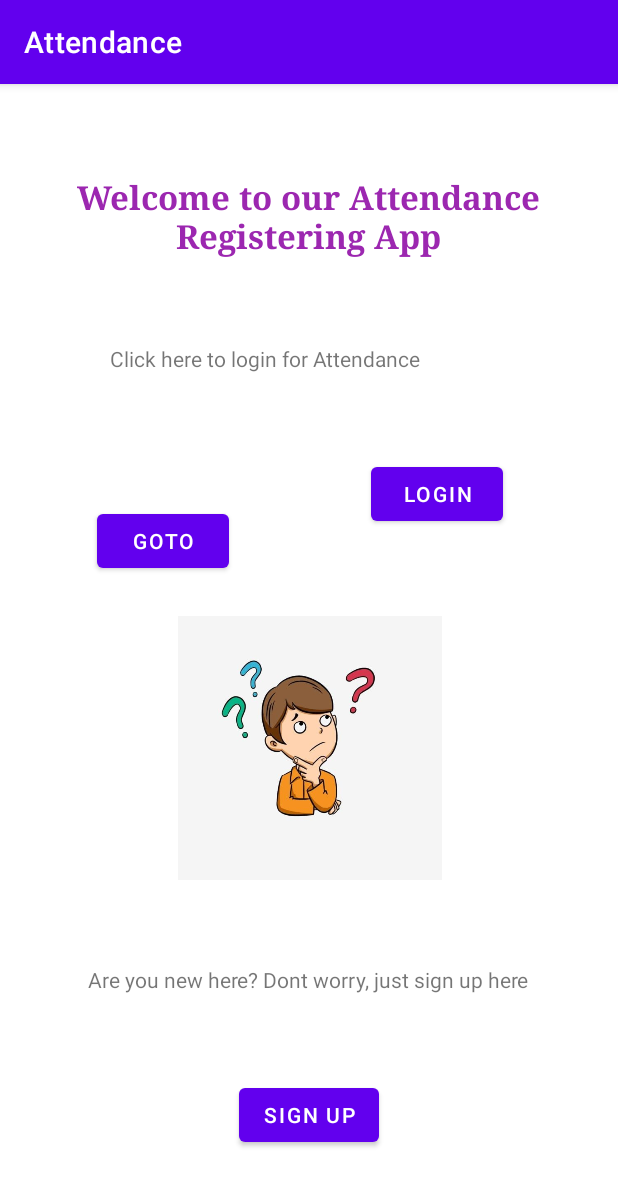
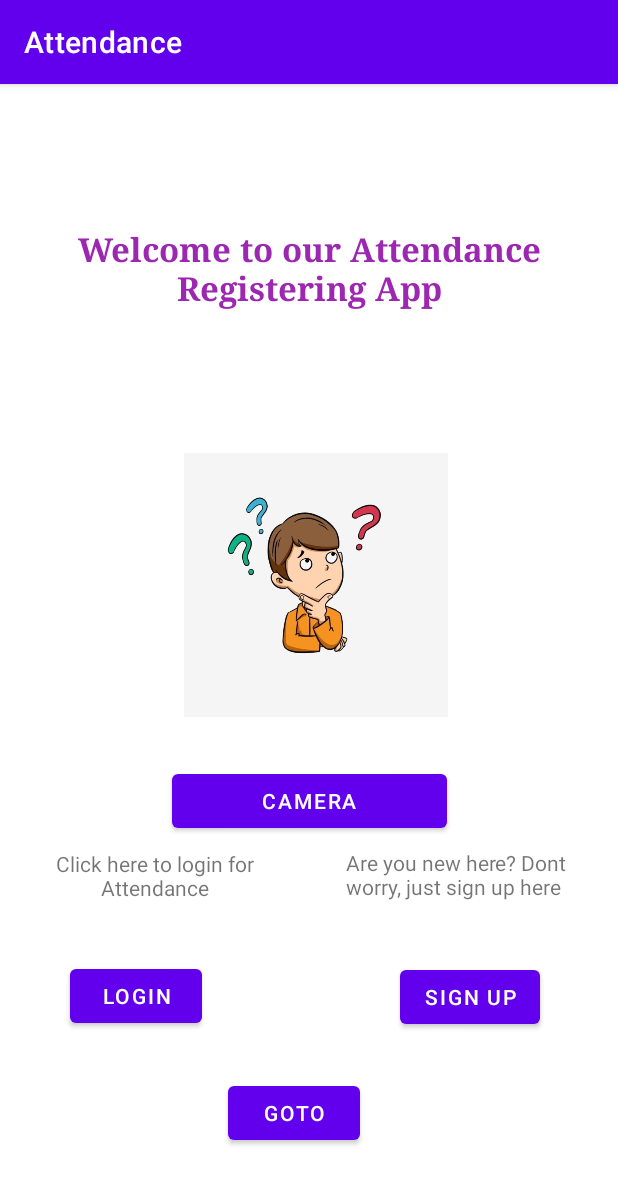
Before and after one commit to devSmarak972/Attendance_SK794, an Android app: the screen it shows after launch (MainActivity), on a phone screen of 412 x 824 dp. Shown: the top 1186 px of the screen. Run offline under Robolectric (Android 15) with nearby library versions, the phone set to English and light mode, and no system bars.

Commit message:
Update activity_main.xml

```diff
--- a/app/src/main/res/layout/activity_main.xml
+++ b/app/src/main/res/layout/activity_main.xml
@@ -6,11 +6,111 @@
     android:layout_height="match_parent"
     tools:context=".MainActivity">
 
+    <androidx.constraintlayout.widget.Guideline
+        android:id="@+id/guideline3"
+        android:layout_width="wrap_content"
+        android:layout_height="wrap_content"
+        android:orientation="vertical"
+        app:layout_constraintGuide_begin="20dp" />
+
+    <androidx.constraintlayout.widget.Guideline
+        android:id="@+id/guideline4"
+        android:layout_width="wrap_content"
+        android:layout_height="wrap_content"
+        android:orientation="horizontal"
+        app:layout_constraintGuide_begin="16dp" />
+
+    <Button
+        android:id="@+id/signup"
+        android:layout_width="wrap_content"
+        android:layout_height="wrap_content"
+        android:layout_marginTop="28dp"
+        android:layout_marginEnd="52dp"
+        android:onClick="openSignup"
+        android:text="@string/sign_up"
+        app:layout_constraintBottom_toBottomOf="parent"
+        app:layout_constraintEnd_toEndOf="parent"
+        app:layout_constraintTop_toBottomOf="@+id/textView_signup"
+        app:layout_constraintVertical_bias="0.067" />
+
+    <TextView
+        android:id="@+id/textView_signup"
+        android:layout_width="169dp"
+        android:layout_height="37dp"
+        android:layout_marginEnd="12dp"
+        android:text="Are you new here? Dont worry, just sign up here"
+        app:layout_constraintBottom_toBottomOf="parent"
+        app:layout_constraintEnd_toEndOf="parent"
+        app:layout_constraintTop_toTopOf="parent"
+        app:layout_constraintVertical_bias="0.697" />
+
+    <Button
+        android:id="@+id/camera"
+        android:layout_width="183dp"
+        android:layout_height="wrap_content"
+        android:layout_marginBottom="160dp"
+        android:gravity="center_horizontal|center_vertical"
+        android:text="camera"
+        app:layout_constraintBottom_toTopOf="@+id/button"
+        app:layout_constraintEnd_toEndOf="parent"
+        app:layout_constraintStart_toStartOf="parent" />
+
+    <ImageView
+        android:id="@+id/imageView"
+        android:layout_width="379dp"
+        android:layout_height="176dp"
+        android:layout_marginBottom="32dp"
+        android:contentDescription="@string/image_to_be_displayed_here"
+        app:layout_constraintBottom_toTopOf="@+id/camera"
+        app:layout_constraintEnd_toEndOf="parent"
+        app:layout_constraintHorizontal_bias="0.625"
+        app:layout_constraintStart_toStartOf="parent"
+        app:srcCompat="@drawable/thinker" />
+
+    <Button
+        android:id="@+id/button"
+        android:layout_width="wrap_content"
+        android:layout_height="wrap_content"
+        android:onClick="openGoto"
+        android:text="Goto"
+        app:layout_constraintBottom_toBottomOf="parent"
+        app:layout_constraintEnd_toEndOf="parent"
+        app:layout_constraintHorizontal_bias="0.47"
+        app:layout_constraintStart_toStartOf="parent"
+        app:layout_constraintTop_toTopOf="parent"
+        app:layout_constraintVertical_bias="0.919" />
+
+    <Button
+        android:id="@+id/login"
+        android:layout_width="wrap_content"
+        android:layout_height="wrap_content"
+        android:layout_marginTop="28dp"
+        android:onClick="openLogin"
+        android:text="@string/login"
+        app:layout_constraintBottom_toBottomOf="parent"
+        app:layout_constraintEnd_toStartOf="@+id/signup"
+        app:layout_constraintHorizontal_bias="0.26"
+        app:layout_constraintStart_toStartOf="parent"
+        app:layout_constraintTop_toBottomOf="@+id/textView_login"
+        app:layout_constraintVertical_bias="0.0" />
+
+    <TextView
+        android:id="@+id/textView_login"
+        android:layout_width="174dp"
+        android:layout_height="46dp"
+        android:gravity="center_horizontal"
+        android:text="Click here to login for Attendance"
+        app:layout_constraintBottom_toBottomOf="parent"
+        app:layout_constraintEnd_toStartOf="@+id/textView_signup"
+        app:layout_constraintHorizontal_bias="0.285"
+        app:layout_constraintStart_toStartOf="parent"
+        app:layout_constraintTop_toTopOf="parent"
+        app:layout_constraintVertical_bias="0.706" />
+
     <TextView
         android:id="@+id/textView"
-        android:layout_width="343dp"
-        android:layout_height="0dp"
-        android:layout_marginTop="60dp"
+        android:layout_width="match_parent"
+        android:layout_height="131dp"
         android:fontFamily="serif"
         android:gravity="center|center_horizontal"
         android:hint="@string/heading"
@@ -18,80 +118,10 @@
         android:textAppearance="@style/TextAppearance.AppCompat.Large"
         android:textColor="#9C27B0"
         android:textStyle="bold"
+        app:layout_constraintBottom_toTopOf="@+id/imageView"
         app:layout_constraintEnd_toEndOf="parent"
-        app:layout_constraintHorizontal_bias="0.498"
+        app:layout_constraintHorizontal_bias="0.5"
         app:layout_constraintStart_toStartOf="parent"
         app:layout_constraintTop_toTopOf="parent" />
 
-    <Button
-        android:id="@+id/login"
-        android:layout_width="wrap_content"
-        android:layout_height="wrap_content"
-        android:layout_marginEnd="7dp"
-        android:onClick="openLogin"
-        android:text="@string/login"
-        app:layout_constraintBottom_toTopOf="@+id/imageView"
-        app:layout_constraintEnd_toEndOf="parent"
-        app:layout_constraintHorizontal_bias="0.78"
-        app:layout_constraintStart_toEndOf="@+id/button"
-        app:layout_constraintStart_toStartOf="parent"
-        app:layout_constraintTop_toBottomOf="@+id/textView_login" />
-
-    <Button
-        android:id="@+id/signup"
-        android:layout_width="wrap_content"
-        android:layout_height="wrap_content"
-        android:onClick="openSignup"
-        android:text="@string/sign_up"
-        app:layout_constraintBottom_toBottomOf="parent"
-        app:layout_constraintEnd_toEndOf="parent"
-        app:layout_constraintHorizontal_bias="0.5"
-        app:layout_constraintStart_toStartOf="parent"
-        app:layout_constraintTop_toBottomOf="@+id/textView_signup" />
-
-    <ImageView
-        android:id="@+id/imageView"
-        android:layout_width="211dp"
-        android:layout_height="176dp"
-        android:contentDescription="@string/image_to_be_displayed_here"
-        app:layout_constraintBottom_toTopOf="@+id/textView_signup"
-        app:layout_constraintEnd_toEndOf="parent"
-        app:layout_constraintHorizontal_bias="0.5"
-        app:layout_constraintStart_toStartOf="parent"
-        app:layout_constraintTop_toBottomOf="@+id/login"
-        app:srcCompat="@drawable/thinker" />
-
-    <TextView
-        android:id="@+id/textView_login"
-        android:layout_width="wrap_content"
-        android:layout_height="wrap_content"
-        android:text="Click here to login for Attendance"
-        app:layout_constraintBottom_toTopOf="@+id/login"
-        app:layout_constraintEnd_toEndOf="parent"
-        app:layout_constraintHorizontal_bias="0.359"
-        app:layout_constraintStart_toStartOf="parent"
-        app:layout_constraintTop_toBottomOf="@+id/textView" />
-
-    <TextView
-        android:id="@+id/textView_signup"
-        android:layout_width="wrap_content"
-        android:layout_height="wrap_content"
-        android:text="Are you new here? Dont worry, just sign up here"
-        app:layout_constraintBottom_toTopOf="@+id/signup"
-        app:layout_constraintEnd_toEndOf="parent"
-        app:layout_constraintHorizontal_bias="0.495"
-        app:layout_constraintStart_toStartOf="parent"
-        app:layout_constraintTop_toBottomOf="@+id/imageView" />
-
-    <Button
-        android:id="@+id/button"
-        android:layout_width="wrap_content"
-        android:layout_height="wrap_content"
-        android:layout_marginEnd="30dp"
-        android:layout_marginBottom="439dp"
-        android:onClick="openGoto"
-        android:text="Goto"
-        app:layout_constraintBottom_toBottomOf="parent"
-        app:layout_constraintEnd_toStartOf="@+id/login"
-        app:layout_constraintStart_toStartOf="parent" />
 </androidx.constraintlayout.widget.ConstraintLayout>
```
